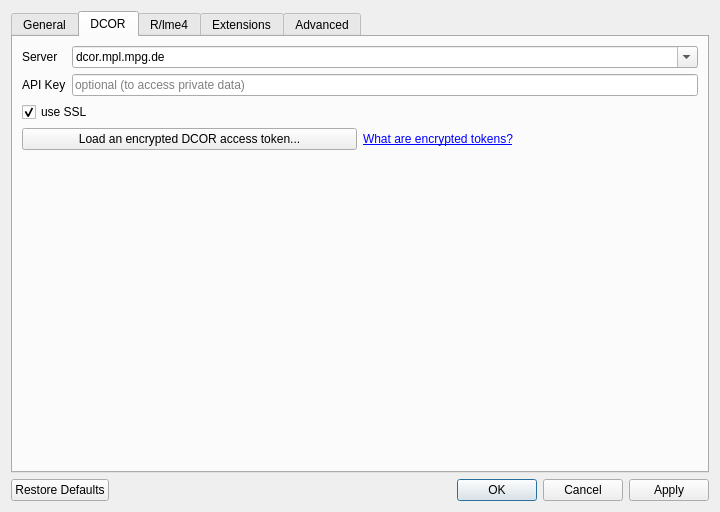
This is shapeout2/gui/preferences.ui in DC-analysis/DCscope as Qt 5 draws it before an edit. The edited form follows.
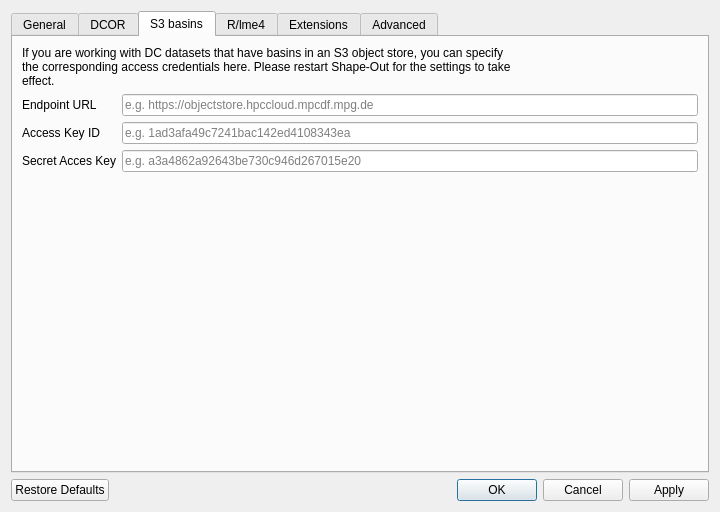
This is the edited form. The open tabs and pages were chosen to show the change. Icons and pictures are not drawn.

Patch:
```diff
--- a/shapeout2/gui/preferences.ui
+++ b/shapeout2/gui/preferences.ui
@@ -89,7 +89,7 @@
             <string/>
            </property>
            <property name="echoMode">
-            <enum>QLineEdit::Normal</enum>
+            <enum>QLineEdit::Password</enum>
            </property>
            <property name="placeholderText">
             <string>optional (to access private data)</string>
@@ -147,6 +147,100 @@
        </item>
       </layout>
      </widget>
+     <widget class="QWidget" name="tab">
+      <attribute name="title">
+       <string>S3 basins</string>
+      </attribute>
+      <layout class="QVBoxLayout" name="verticalLayout_9">
+       <item>
+        <widget class="QLabel" name="label_10">
+         <property name="maximumSize">
+          <size>
+           <width>500</width>
+           <height>16777215</height>
+          </size>
+         </property>
+         <property name="text">
+          <string>If you are working with DC datasets that have basins in an S3 object store, you can specify the corresponding access credentials here. Please restart Shape-Out for the settings to take effect.</string>
+         </property>
+         <property name="wordWrap">
+          <bool>true</bool>
+         </property>
+        </widget>
+       </item>
+       <item>
+        <layout class="QFormLayout" name="formLayout_3">
+         <item row="0" column="0">
+          <widget class="QLabel" name="label_7">
+           <property name="text">
+            <string>Endpoint URL</string>
+           </property>
+          </widget>
+         </item>
+         <item row="0" column="1">
+          <widget class="QLineEdit" name="lineEdit_s3_endpoint_url">
+           <property name="toolTip">
+            <string>This is the endpoint URL that boto3 will attempt to connect to</string>
+           </property>
+           <property name="placeholderText">
+            <string>e.g. https://objectstore.hpccloud.mpcdf.mpg.de</string>
+           </property>
+          </widget>
+         </item>
+         <item row="1" column="0">
+          <widget class="QLabel" name="label_8">
+           <property name="text">
+            <string>Access Key ID</string>
+           </property>
+          </widget>
+         </item>
+         <item row="1" column="1">
+          <widget class="QLineEdit" name="lineEdit_s3_access_key_id">
+           <property name="toolTip">
+            <string>This is the access key for accessing .rtdc resources on S3</string>
+           </property>
+           <property name="placeholderText">
+            <string>e.g. 1ad3afa49c7241bac142ed4108343ea</string>
+           </property>
+          </widget>
+         </item>
+         <item row="2" column="0">
+          <widget class="QLabel" name="label_9">
+           <property name="text">
+            <string>Secret Acces Key</string>
+           </property>
+          </widget>
+         </item>
+         <item row="2" column="1">
+          <widget class="QLineEdit" name="lineEdit_s3_secret_access_key">
+           <property name="toolTip">
+            <string>This is the secret access key matching the Access Key ID</string>
+           </property>
+           <property name="echoMode">
+            <enum>QLineEdit::Password</enum>
+           </property>
+           <property name="placeholderText">
+            <string>e.g. a3a4862a92643be730c946d267015e20</string>
+           </property>
+          </widget>
+         </item>
+        </layout>
+       </item>
+       <item>
+        <spacer name="verticalSpacer_5">
+         <property name="orientation">
+          <enum>Qt::Vertical</enum>
+         </property>
+         <property name="sizeHint" stdset="0">
+          <size>
+           <width>20</width>
+           <height>281</height>
+          </size>
+         </property>
+        </spacer>
+       </item>
+      </layout>
+     </widget>
      <widget class="QWidget" name="tab_r">
       <attribute name="title">
        <string>R/lme4</string>
```
